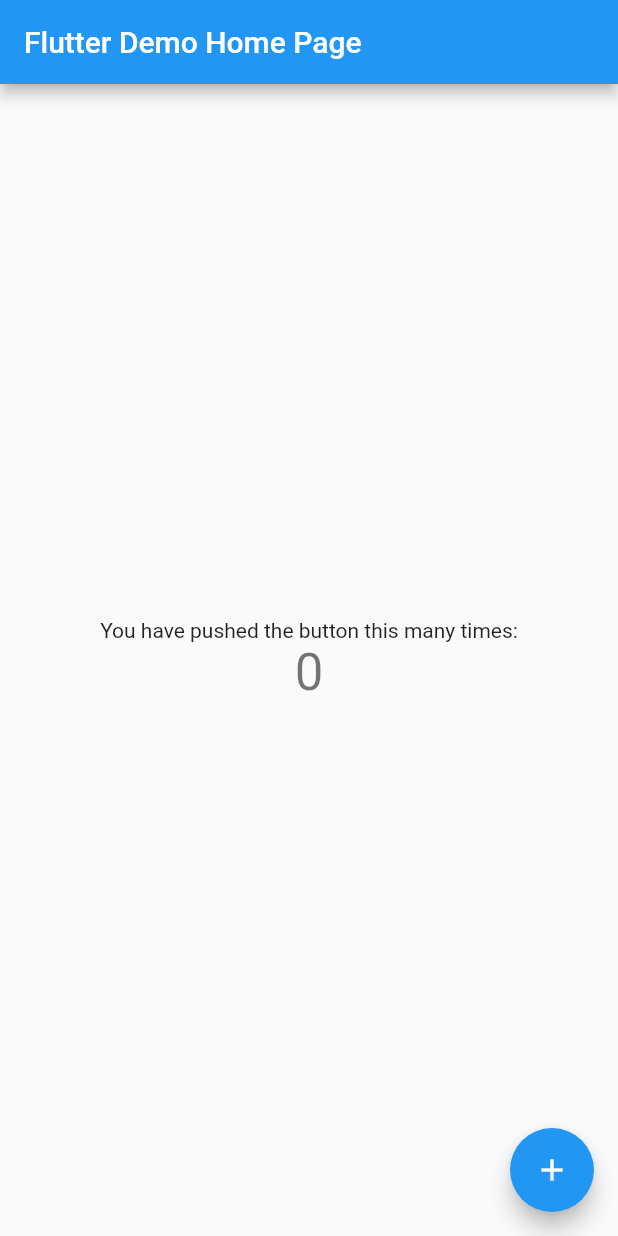
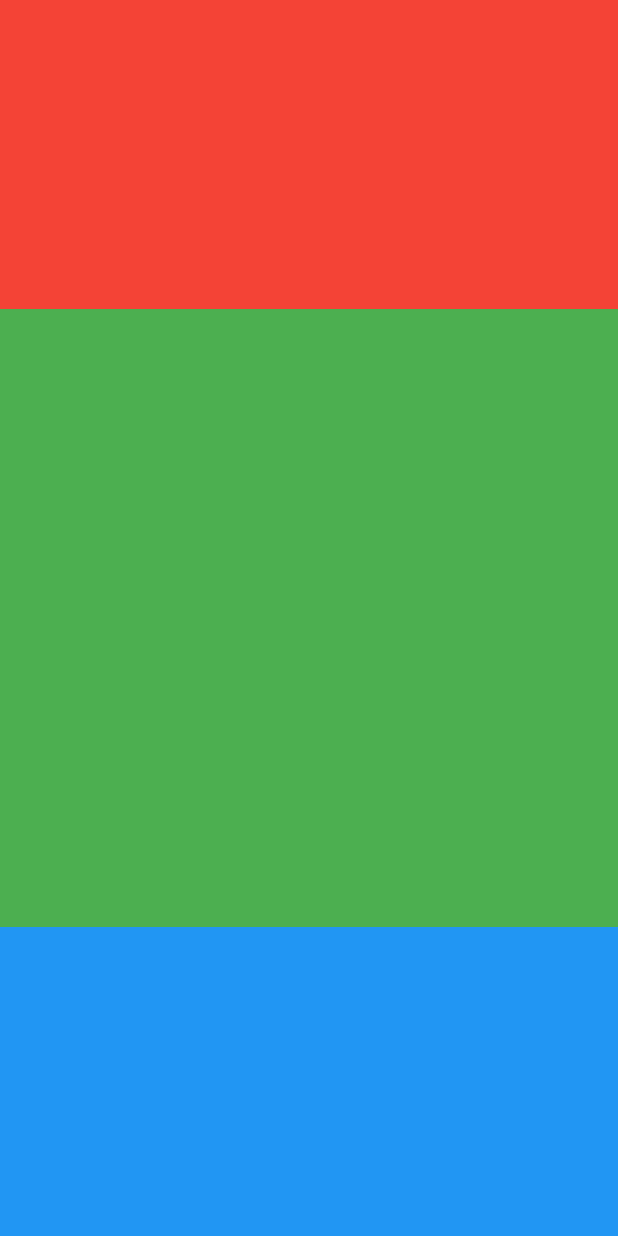
Before and after one commit to Kkim-Genie/pomodoro_app, a Flutter app: the screen it shows after launch, on a phone screen of 412 x 824 dp. Run offline on Flutter 3.47's test engine with Material 2 defaults, Android fonts, the phone set to English and light mode, and no system bars.

Commit message:
[Update] 초기 Flex들 배치

```diff
--- a/lib/main.dart
+++ b/lib/main.dart
@@ -1,115 +1,24 @@
 import 'package:flutter/material.dart';
+import 'package:pomodoro_app/screens/home_screen.dart';
 
 void main() {
-  runApp(const MyApp());
+  runApp(App());
 }
 
-class MyApp extends StatelessWidget {
-  const MyApp({super.key});
-
-  // This widget is the root of your application.
+class App extends StatelessWidget {
   @override
   Widget build(BuildContext context) {
     return MaterialApp(
-      title: 'Flutter Demo',
       theme: ThemeData(
-        // This is the theme of your application.
-        //
-        // Try running your application with "flutter run". You'll see the
-        // application has a blue toolbar. Then, without quitting the app, try
-        // changing the primarySwatch below to Colors.green and then invoke
-        // "hot reload" (press "r" in the console where you ran "flutter run",
-        // or simply save your changes to "hot reload" in a Flutter IDE).
-        // Notice that the counter didn't reset back to zero; the application
-        // is not restarted.
-        primarySwatch: Colors.blue,
+        backgroundColor: const Color(0xFFE7626C),
+        textTheme: const TextTheme(
+          headline1: TextStyle(
+            color: Color(0xFF232B55),
+          ),
+        ),
+        cardColor: const Color(0xFFF4EDDB),
       ),
-      home: const MyHomePage(title: 'Flutter Demo Home Page'),
+      home: const HomeScreen(),
     );
   }
 }
-
-class MyHomePage extends StatefulWidget {
-  const MyHomePage({super.key, required this.title});
-
-  // This widget is the home page of your application. It is stateful, meaning
-  // that it has a State object (defined below) that contains fields that affect
-  // how it looks.
-
-  // This class is the configuration for the state. It holds the values (in this
-  // case the title) provided by the parent (in this case the App widget) and
-  // used by the build method of the State. Fields in a Widget subclass are
-  // always marked "final".
-
-  final String title;
-
-  @override
-  State<MyHomePage> createState() => _MyHomePageState();
-}
-
-class _MyHomePageState extends State<MyHomePage> {
-  int _counter = 0;
-
-  void _incrementCounter() {
-    setState(() {
-      // This call to setState tells the Flutter framework that something has
-      // changed in this State, which causes it to rerun the build method below
-      // so that the display can reflect the updated values. If we changed
-      // _counter without calling setState(), then the build method would not be
-      // called again, and so nothing would appear to happen.
-      _counter++;
-    });
-  }
-
-  @override
-  Widget build(BuildContext context) {
-    // This method is rerun every time setState is called, for instance as done
-    // by the _incrementCounter method above.
-    //
-    // The Flutter framework has been optimized to make rerunning build methods
-    // fast, so that you can just rebuild anything that needs updating rather
-    // than having to individually change instances of widgets.
-    return Scaffold(
-      appBar: AppBar(
-        // Here we take the value from the MyHomePage object that was created by
-        // the App.build method, and use it to set our appbar title.
-        title: Text(widget.title),
-      ),
-      body: Center(
-        // Center is a layout widget. It takes a single child and positions it
-        // in the middle of the parent.
-        child: Column(
-          // Column is also a layout widget. It takes a list of children and
-          // arranges them vertically. By default, it sizes itself to fit its
-          // children horizontally, and tries to be as tall as its parent.
-          //
-          // Invoke "debug painting" (press "p" in the console, choose the
-          // "Toggle Debug Paint" action from the Flutter Inspector in Android
-          // Studio, or the "Toggle Debug Paint" command in Visual Studio Code)
-          // to see the wireframe for each widget.
-          //
-          // Column has various properties to control how it sizes itself and
-          // how it positions its children. Here we use mainAxisAlignment to
-          // center the children vertically; the main axis here is the vertical
-          // axis because Columns are vertical (the cross axis would be
-          // horizontal).
-          mainAxisAlignment: MainAxisAlignment.center,
-          children: <Widget>[
-            const Text(
-              'You have pushed the button this many times:',
-            ),
-            Text(
-              '$_counter',
-              style: Theme.of(context).textTheme.headline4,
-            ),
-          ],
-        ),
-      ),
-      floatingActionButton: FloatingActionButton(
-        onPressed: _incrementCounter,
-        tooltip: 'Increment',
-        child: const Icon(Icons.add),
-      ), // This trailing comma makes auto-formatting nicer for build methods.
-    );
-  }
-}
--- /dev/null
+++ b/lib/screens/home_screen.dart
@@ -0,0 +1,44 @@
+import 'package:flutter/material.dart';
+
+class HomeScreen extends StatefulWidget {
+  const HomeScreen({super.key});
+
+  @override
+  State<HomeScreen> createState() => _HomeScreenState();
+}
+
+class _HomeScreenState extends State<HomeScreen> {
+  @override
+  Widget build(BuildContext context) {
+    return Scaffold(
+      body: Column(
+        children: [
+          Flexible(
+            flex: 1,
+            child: Container(
+              decoration: const BoxDecoration(
+                color: Colors.red,
+              ),
+            ),
+          ),
+          Flexible(
+            flex: 2,
+            child: Container(
+              decoration: const BoxDecoration(
+                color: Colors.green,
+              ),
+            ),
+          ),
+          Flexible(
+            flex: 1,
+            child: Container(
+              decoration: const BoxDecoration(
+                color: Colors.blue,
+              ),
+            ),
+          ),
+        ],
+      ),
+    );
+  }
+}
```
Also changed, not shown: 1 other file.
